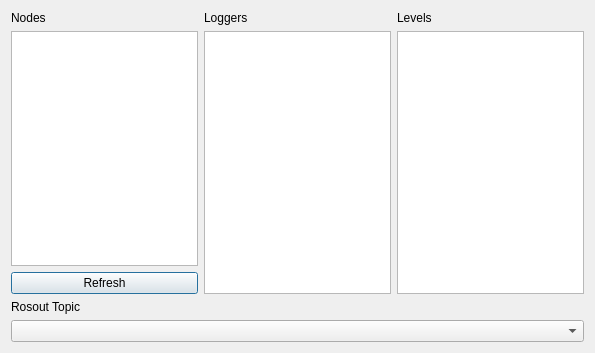
The window that rqt/rqt_console/src/rqt_console/console_subscriber_dialog.ui (ros-visualization/rqt) describes before a commit, drawn with Qt 5.
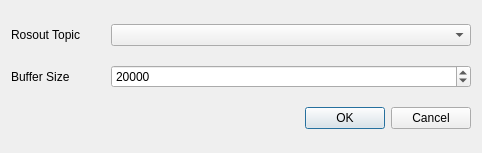
The same window after the commit.

Commit message: rqt_console: Modified the configuration panel to allow setting of messagelimits and removed the logger level interface/code

What changed in the file:
```diff
--- a/rqt/rqt_console/src/rqt_console/console_subscriber_dialog.ui
+++ b/rqt/rqt_console/src/rqt_console/console_subscriber_dialog.ui
@@ -6,85 +6,77 @@
    <rect>
     <x>0</x>
     <y>0</y>
-    <width>595</width>
-    <height>353</height>
+    <width>482</width>
+    <height>153</height>
    </rect>
   </property>
+  <property name="maximumSize">
+   <size>
+    <width>550</width>
+    <height>200</height>
+   </size>
+  </property>
   <property name="windowTitle">
    <string>Setup</string>
   </property>
   <layout class="QVBoxLayout" name="verticalLayout">
-   <item>
-    <layout class="QHBoxLayout" name="horizontalLayout">
-     <item>
-      <layout class="QVBoxLayout" name="verticalLayout_4">
-       <item>
-        <widget class="QLabel" name="label_2">
-         <property name="text">
-          <string>Nodes</string>
-         </property>
-        </widget>
-       </item>
-       <item>
-        <widget class="QListWidget" name="node_list"/>
-       </item>
-       <item>
-        <widget class="QPushButton" name="refresh_button">
-         <property name="text">
-          <string>Refresh</string>
-         </property>
-        </widget>
-       </item>
-      </layout>
-     </item>
-     <item>
-      <layout class="QVBoxLayout" name="verticalLayout_5">
-       <item>
-        <widget class="QLabel" name="label_3">
-         <property name="text">
-          <string>Loggers</string>
-         </property>
-        </widget>
-       </item>
-       <item>
-        <widget class="QListWidget" name="logger_list"/>
-       </item>
-      </layout>
-     </item>
-     <item>
-      <layout class="QVBoxLayout" name="verticalLayout_6">
-       <item>
-        <widget class="QLabel" name="label_4">
-         <property name="text">
-          <string>Levels</string>
-         </property>
-        </widget>
-       </item>
-       <item>
-        <widget class="QListWidget" name="level_list"/>
-       </item>
-      </layout>
-     </item>
-    </layout>
-   </item>
    <item>
     <layout class="QHBoxLayout" name="horizontalLayout_2">
      <item>
-      <layout class="QVBoxLayout" name="verticalLayout_7">
-       <item>
-        <widget class="QLabel" name="label">
-         <property name="text">
-          <string>Rosout Topic</string>
-         </property>
-        </widget>
-       </item>
-       <item>
-        <widget class="QComboBox" name="topic_combo"/>
-       </item>
-      </layout>
+      <widget class="QLabel" name="label">
+       <property name="maximumSize">
+        <size>
+         <width>94</width>
+         <height>16777215</height>
+        </size>
+       </property>
+       <property name="text">
+        <string>Rosout Topic</string>
+       </property>
+      </widget>
      </item>
+     <item>
+      <widget class="QComboBox" name="topic_combo"/>
+     </item>
     </layout>
    </item>
+   <item>
+    <layout class="QHBoxLayout" name="horizontalLayout">
+     <item>
+      <widget class="QLabel" name="label_5">
+       <property name="maximumSize">
+        <size>
+         <width>94</width>
+         <height>16777215</height>
+        </size>
+       </property>
+       <property name="text">
+        <string>Buffer Size</string>
+       </property>
+      </widget>
+     </item>
+     <item>
+      <widget class="QSpinBox" name="buffer_size_spin">
+       <property name="maximum">
+        <number>100000</number>
+       </property>
+       <property name="singleStep">
+        <number>1000</number>
+       </property>
+       <property name="value">
+        <number>20000</number>
+       </property>
+      </widget>
+     </item>
+    </layout>
+   </item>
+   <item>
+    <widget class="QDialogButtonBox" name="buttonBox">
+     <property name="standardButtons">
+      <set>QDialogButtonBox::Cancel|QDialogButtonBox::Ok</set>
+     </property>
+    </widget>
+   </item>
   </layout>
  </widget>
  <resources/>
```
Left out of the diff: 45 changed lines with no effect on the pictures. The commit also changes 3 other files.
